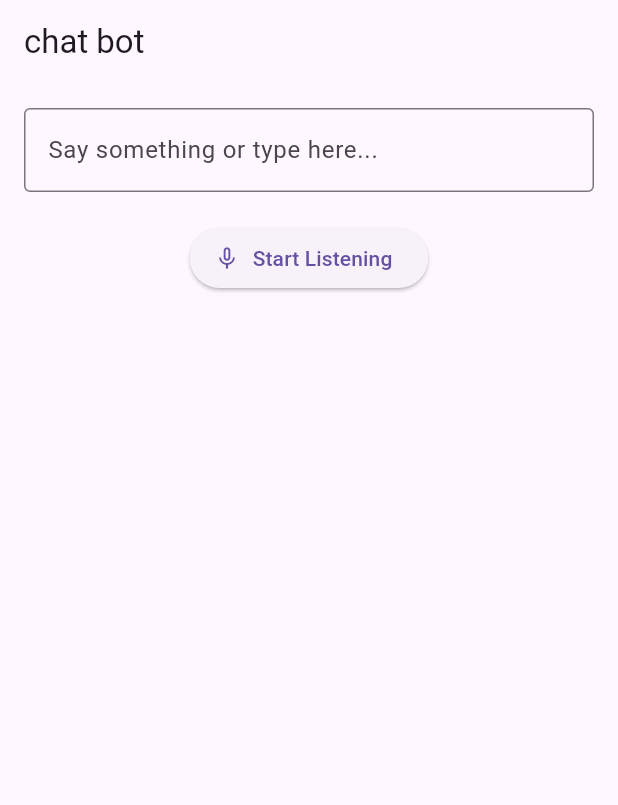
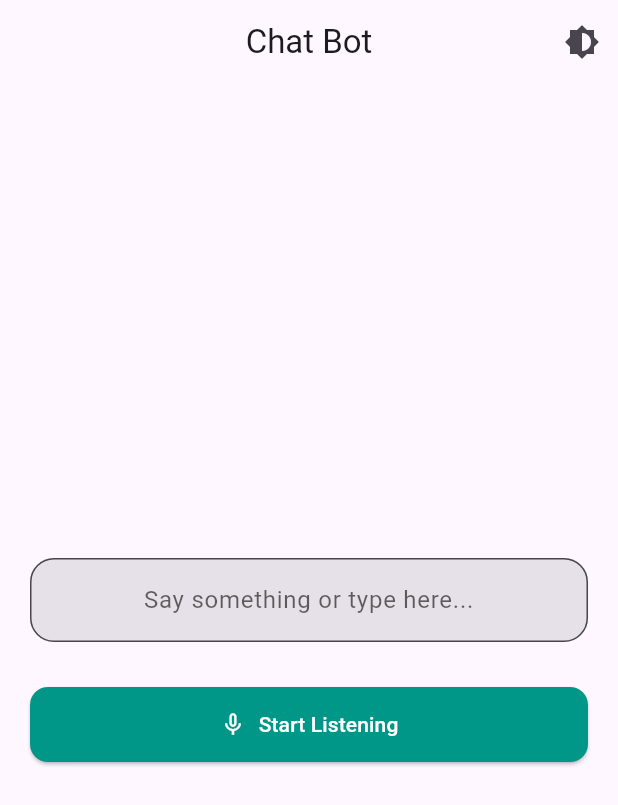
Before and after one commit to AitazazAhmad/Flutter-chatbot, a Flutter app: the screen it shows after launch, on a phone screen of 412 x 824 dp. Shown: the top 805 px of the screen. Run offline on Flutter 3.47's test engine with Material 3 defaults, Android fonts, the phone set to English and light mode, and no system bars; our stand-ins replace speech_to_text.

Commit message:
added feature for changing theme and open keyboard with speaking

```diff
--- a/lib/main.dart
+++ b/lib/main.dart
@@ -1,25 +1,58 @@
 import 'package:flutter/material.dart';
+import 'package:flutter/services.dart';
 import 'package:speech_to_text/speech_to_text.dart' as stt;
 
 void main() {
   runApp(const MyApp());
 }
 
-class MyApp extends StatelessWidget {
+class MyApp extends StatefulWidget {
   const MyApp({super.key});
+
+  @override
+  State<MyApp> createState() => _MyAppState();
+}
+
+class _MyAppState extends State<MyApp> {
+  bool _isDarkTheme = false;
+
+  void _toggleTheme() {
+    setState(() {
+      _isDarkTheme = !_isDarkTheme;
+    });
+  }
 
   @override
   Widget build(BuildContext context) {
     return MaterialApp(
+      debugShowCheckedModeBanner: false,
       title: 'Speech to Text Demo',
-      theme: ThemeData(primarySwatch: Colors.blue),
-      home: const SpeechHomePage(),
+      theme: _isDarkTheme
+          ? ThemeData.dark().copyWith(
+        colorScheme: const ColorScheme.dark().copyWith(
+          primary: Colors.tealAccent,
+        ),
+      )
+          : ThemeData.light().copyWith(
+        primaryColor: Colors.blue,
+        elevatedButtonTheme: ElevatedButtonThemeData(
+          style: ElevatedButton.styleFrom(
+            shape: RoundedRectangleBorder(
+              borderRadius: BorderRadius.circular(12),
+            ),
+            padding:
+            const EdgeInsets.symmetric(vertical: 14, horizontal: 20),
+          ),
+        ),
+      ),
+      home: SpeechHomePage(onToggleTheme: _toggleTheme),
     );
   }
 }
 
 class SpeechHomePage extends StatefulWidget {
-  const SpeechHomePage({super.key});
+  final VoidCallback onToggleTheme;
+  const SpeechHomePage({super.key, required this.onToggleTheme});
 
   @override
   State<SpeechHomePage> createState() => _SpeechHomePageState();
@@ -41,8 +74,8 @@ class _SpeechHomePageState extends State<SpeechHomePage> {
   void _listen() async {
     if (!_isListening) {
       bool available = await _speech.initialize(
-        onStatus: (val) => print('Status: $val'),
-        onError: (val) => print('Error: $val'),
+        onStatus: (val) => debugPrint('Status: $val'),
+        onError: (val) => debugPrint('Error: $val'),
       );
 
       if (available) {
@@ -54,6 +87,14 @@ class _SpeechHomePageState extends State<SpeechHomePage> {
 
               if (_text.toLowerCase() == "open keyboard") {
                 FocusScope.of(context).requestFocus(_focusNode);
+                Future.delayed(const Duration(milliseconds: 100), () {
+                  SystemChannels.textInput.invokeMethod('TextInput.show');
+                });
+              } else if (_text.toLowerCase() == "close keyboard") {
+                FocusScope.of(context).unfocus();
+                SystemChannels.textInput.invokeMethod('TextInput.hide');
+              } else if (_text.toLowerCase() == "change the theme") {
+                widget.onToggleTheme();
               } else {
                 _controller.text = _text;
                 _controller.selection = TextSelection.fromPosition(
@@ -73,24 +114,52 @@ class _SpeechHomePageState extends State<SpeechHomePage> {
   @override
   Widget build(BuildContext context) {
     return Scaffold(
-      appBar: AppBar(title: const Text("chat bot")),
+      appBar: AppBar(
+        title: const Text("Chat Bot"),
+        centerTitle: true,
+        actions: [
+          IconButton(
+            onPressed: widget.onToggleTheme,
+            icon: const Icon(Icons.brightness_6),
+            tooltip: "Toggle Theme",
+          ),
+        ],
+      ),
       body: Padding(
-        padding: const EdgeInsets.all(16.0),
+        padding: const EdgeInsets.all(20.0),
         child: Column(
+          mainAxisAlignment: MainAxisAlignment.center,
           children: [
             TextField(
               controller: _controller,
               focusNode: _focusNode,
-              decoration: const InputDecoration(
-                border: OutlineInputBorder(),
+              textAlign: TextAlign.center,
+              decoration: InputDecoration(
+                filled: true,
+                fillColor:
+                Theme.of(context).colorScheme.surfaceContainerHighest,
+                border: OutlineInputBorder(
+                  borderRadius: BorderRadius.circular(16),
+                ),
                 hintText: "Say something or type here...",
+                hintStyle: TextStyle(
+                  color: Theme.of(context).hintColor,
+                ),
               ),
             ),
-            const SizedBox(height: 20),
+            const SizedBox(height: 30),
             ElevatedButton.icon(
               onPressed: _listen,
               icon: Icon(_isListening ? Icons.mic : Icons.mic_none),
               label: Text(_isListening ? "Listening..." : "Start Listening"),
+              style: ElevatedButton.styleFrom(
+                backgroundColor: Colors.teal,
+                foregroundColor: Colors.white,
+                minimumSize: const Size(double.infinity, 50),
+                shape: RoundedRectangleBorder(
+                  borderRadius: BorderRadius.circular(12),
+                ),
+              ),
             ),
           ],
         ),
```
